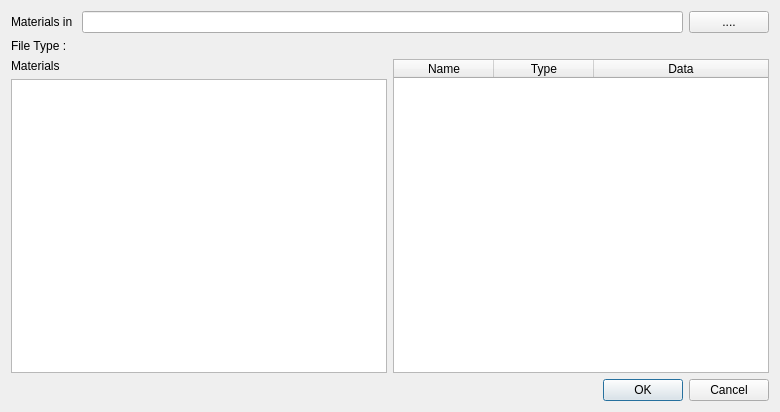
Before: the Qt Designer form W2ENT_QT/MaterialsExplorer.ui in JLouis-B/RedTools, drawn with Qt 5.
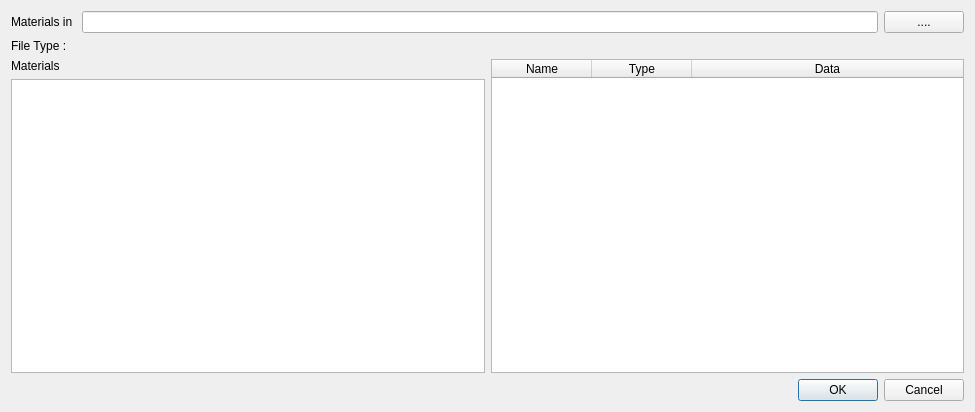
After: the same form once the commit is applied.

Diff of the .ui file:
```diff
--- a/W2ENT_QT/MaterialsExplorer.ui
+++ b/W2ENT_QT/MaterialsExplorer.ui
@@ -6,7 +6,7 @@
    <rect>
     <x>0</x>
     <y>0</y>
-    <width>780</width>
+    <width>975</width>
     <height>412</height>
    </rect>
   </property>
```
Left out of the diff: 11 changed lines with no effect on the pictures.
